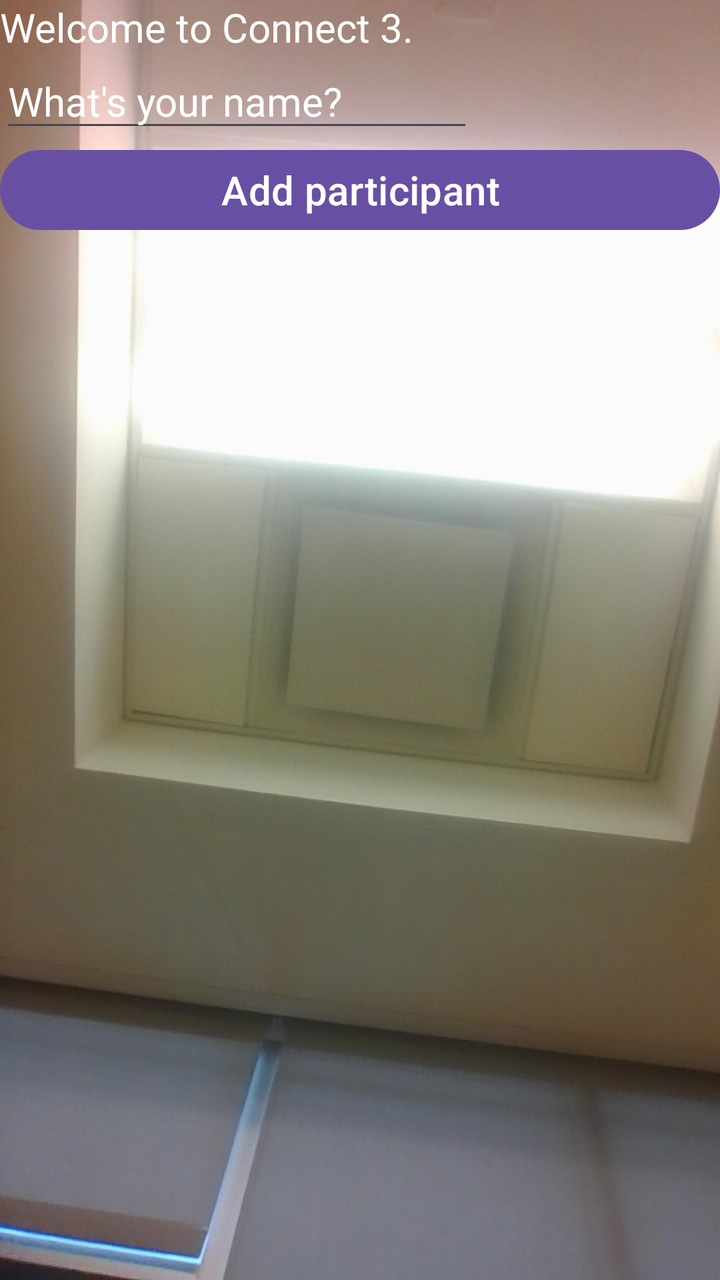
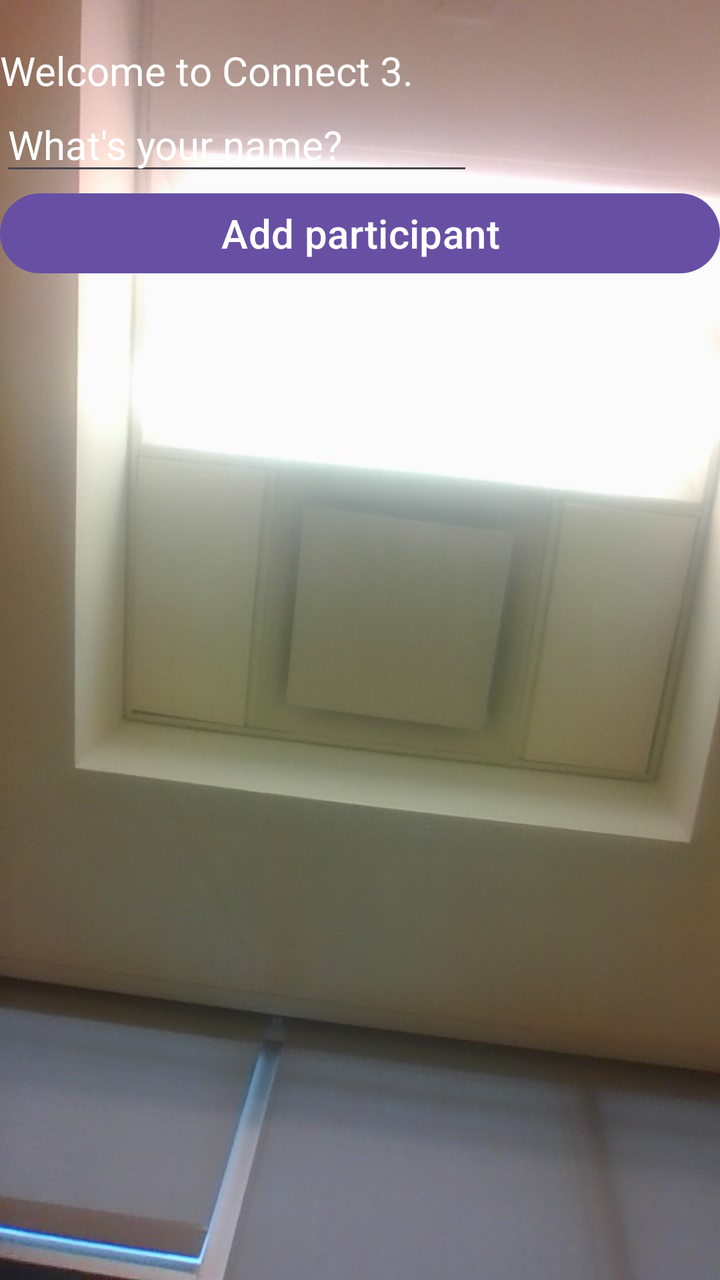

Compare the two renders of this Android layout. The source of the first and the diff that turns it into the second are given below.
<!-- AndroidManifest.xml: application theme Theme.Assignment1 -->
<!-- res/layout/activity_welcome.xml -->
<?xml version="1.0" encoding="utf-8"?>
<LinearLayout xmlns:android="http://schemas.android.com/apk/res/android"
    android:layout_width="match_parent"
    android:layout_height="wrap_content"
    android:background="@drawable/background2"
    android:orientation="vertical">

    <LinearLayout
        android:id="@+id/elementsArea"
        android:layout_width="match_parent"
        android:layout_height="match_parent"
        android:orientation="vertical">

        <TextView
            android:id="@+id/welcomeTextView"
            android:layout_width="wrap_content"
            android:layout_height="wrap_content"
            android:text="Welcome to Connect 3."
            android:textColor="@color/white"
            android:textSize="20sp" />

        <EditText
            android:id="@+id/participantNameEditText"
            android:layout_width="wrap_content"
            android:layout_height="wrap_content"
            android:ems="10"
            android:hint="What's your name?"
            android:inputType="text"
            android:textColor="@color/white"
            android:textColorHint="@color/white"
            android:textSize="20sp" />

        <Button
            android:id="@+id/addParticipantButton"
            android:layout_width="match_parent"
            android:layout_height="wrap_content"
            android:onClick="addParticipantChosen"
            android:text="Add participant"
            android:textSize="20sp" />

        <LinearLayout
            android:id="@+id/participantsArea"
            android:layout_width="match_parent"
            android:layout_height="match_parent"
            android:orientation="vertical">

        </LinearLayout>

        <Button
            android:id="@+id/wishMeLuckButton"
            android:layout_width="match_parent"
            android:layout_height="wrap_content"
            android:onClick="wishMeLuckButtonChosen"
            android:text="Wish me luck"
            android:textSize="20sp" />

    </LinearLayout>

</LinearLayout>
<!-- resources referenced by this layout -->
<resources>
  <color name="white">#FFFFFFFF</color>
  <!-- drawable background2: jpg bitmap (drawable, 78015 bytes) -->
  <style name="Theme.Assignment1" parent="Base.Theme.Assignment1" />
  <style name="Base.Theme.Assignment1" parent="Theme.Material3.DayNight.NoActionBar">
          
          
      </style>
</resources>

<!-- the commit's change to res/layout/activity_welcome.xml (unified diff, before → after) -->
@@ -10,6 +10,13 @@
         android:layout_width="match_parent"
         android:layout_height="match_parent"
         android:orientation="vertical">
+
+        <TextView
+            android:id="@+id/textView"
+            android:layout_width="match_parent"
+            android:layout_height="wrap_content"
+            android:text=""
+            android:textSize="16sp" />
 
         <TextView
             android:id="@+id/welcomeTextView"
@@ -56,4 +63,5 @@
 
     </LinearLayout>
 
+
 </LinearLayout>
